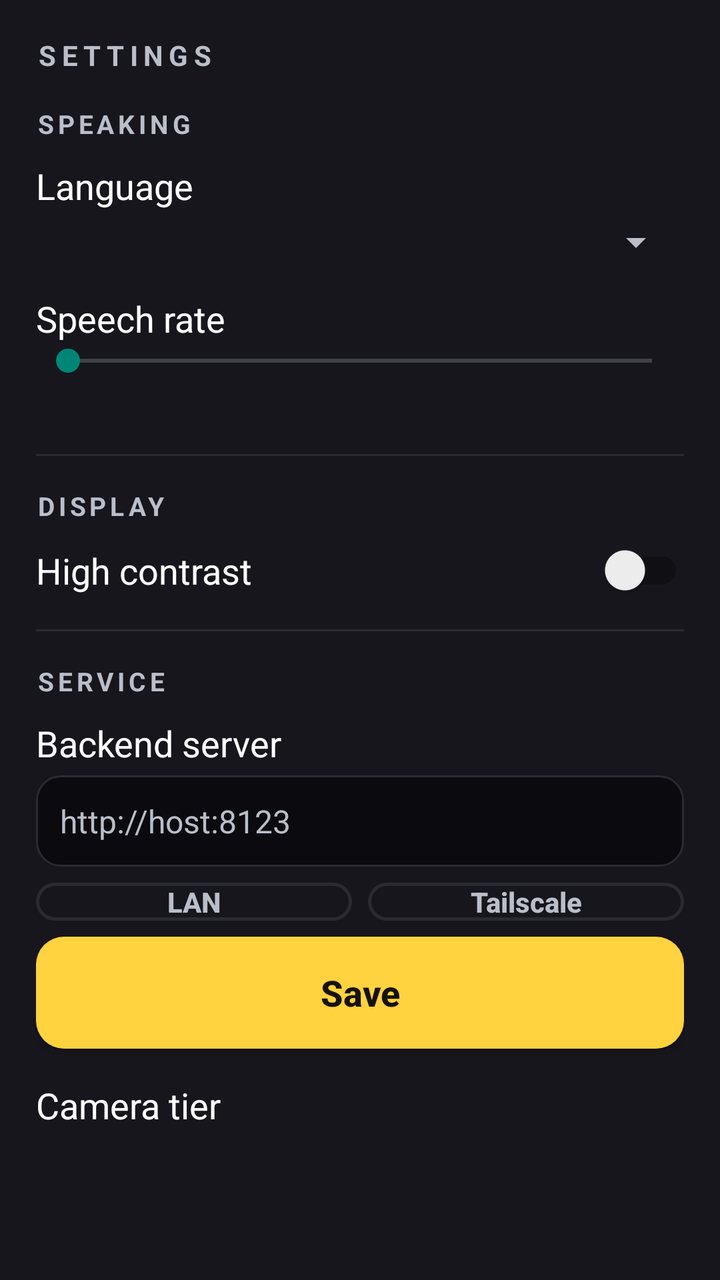
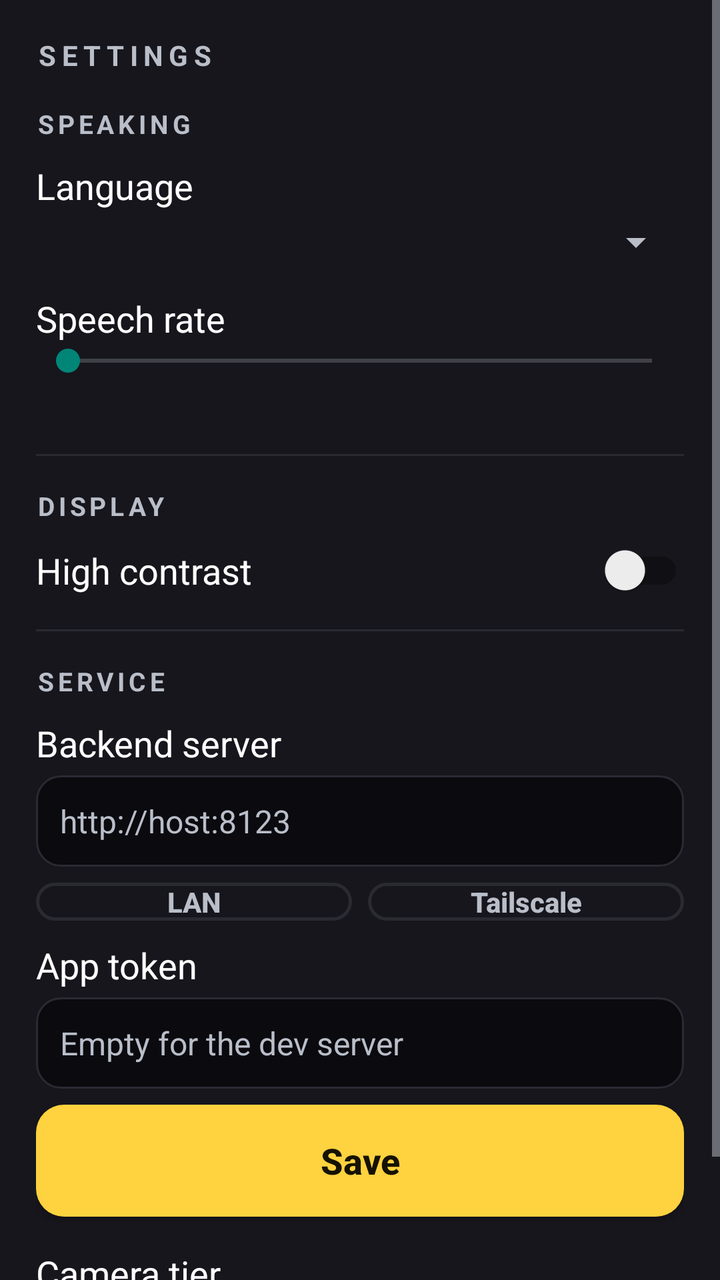

The first picture is an Android layout as it rendered before a commit; the second is the same layout after the commit. The layout source and the unified diff follow.
<!-- AndroidManifest.xml: application theme Theme.Alumbra -->
<!-- res/layout/activity_settings.xml -->
<?xml version="1.0" encoding="utf-8"?>
<ScrollView xmlns:android="http://schemas.android.com/apk/res/android"
    android:layout_width="match_parent"
    android:layout_height="match_parent"
    android:fillViewport="true">

    <LinearLayout
        android:layout_width="match_parent"
        android:layout_height="wrap_content"
        android:orientation="vertical"
        android:padding="18dp">

        <TextView
            android:id="@+id/appname_text"
            android:layout_width="wrap_content"
            android:layout_height="wrap_content"
            android:letterSpacing="0.2"
            android:text="SETTINGS"
            android:textColor="@color/alumbra_dim"
            android:textSize="14sp"
            android:textStyle="bold" />

        <TextView
            android:layout_width="match_parent"
            android:layout_height="wrap_content"
            android:layout_marginTop="16dp"
            android:letterSpacing="0.15"
            android:text="@string/section_speaking"
            android:textColor="@color/alumbra_dim"
            android:textSize="13sp"
            android:textStyle="bold" />

        <TextView
            android:layout_width="match_parent"
            android:layout_height="wrap_content"
            android:layout_marginTop="10dp"
            android:text="@string/settings_language"
            android:textColor="@color/alumbra_ink"
            android:textSize="18sp" />

        <Spinner
            android:id="@+id/language_spinner"
            android:layout_width="match_parent"
            android:layout_height="wrap_content"
            android:layout_marginTop="4dp"
            android:contentDescription="@string/settings_language_description" />

        <TextView
            android:layout_width="match_parent"
            android:layout_height="wrap_content"
            android:layout_marginTop="14dp"
            android:text="@string/settings_rate"
            android:textColor="@color/alumbra_ink"
            android:textSize="18sp" />

        <SeekBar
            android:id="@+id/rate_seekbar"
            android:layout_width="match_parent"
            android:layout_height="wrap_content"
            android:contentDescription="@string/settings_rate_description"
            android:max="30" />

        <TextView
            android:id="@+id/rate_value"
            android:layout_width="match_parent"
            android:layout_height="wrap_content"
            android:textColor="@color/alumbra_amber"
            android:textSize="16sp" />

        <View
            android:layout_width="match_parent"
            android:layout_height="1dp"
            android:layout_marginTop="16dp"
            android:background="@color/alumbra_line" />

        <TextView
            android:layout_width="match_parent"
            android:layout_height="wrap_content"
            android:layout_marginTop="16dp"
            android:letterSpacing="0.15"
            android:text="@string/section_display"
            android:textColor="@color/alumbra_dim"
            android:textSize="13sp"
            android:textStyle="bold" />

        <androidx.appcompat.widget.SwitchCompat
            android:id="@+id/contrast_switch"
            android:layout_width="match_parent"
            android:layout_height="wrap_content"
            android:layout_marginTop="10dp"
            android:contentDescription="@string/settings_contrast_description"
            android:text="@string/settings_contrast"
            android:textColor="@color/alumbra_ink"
            android:textSize="18sp" />

        <View
            android:layout_width="match_parent"
            android:layout_height="1dp"
            android:layout_marginTop="16dp"
            android:background="@color/alumbra_line" />

        <TextView
            android:layout_width="match_parent"
            android:layout_height="wrap_content"
            android:layout_marginTop="16dp"
            android:letterSpacing="0.15"
            android:text="@string/section_service"
            android:textColor="@color/alumbra_dim"
            android:textSize="13sp"
            android:textStyle="bold" />

        <TextView
            android:layout_width="match_parent"
            android:layout_height="wrap_content"
            android:layout_marginTop="10dp"
            android:text="@string/settings_server"
            android:textColor="@color/alumbra_ink"
            android:textSize="18sp" />

        <EditText
            android:id="@+id/base_url_field"
            android:layout_width="match_parent"
            android:layout_height="wrap_content"
            android:layout_marginTop="4dp"
            android:background="@drawable/box_type"
            android:contentDescription="@string/settings_server_description"
            android:hint="@string/settings_server_hint"
            android:inputType="textUri"
            android:padding="12dp"
            android:textColor="@color/alumbra_ink"
            android:textColorHint="@color/alumbra_dim"
            android:textSize="16sp" />

        <LinearLayout
            android:layout_width="match_parent"
            android:layout_height="wrap_content"
            android:layout_marginTop="8dp"
            android:orientation="horizontal">

            <Button
                android:id="@+id/preset_lan_button"
                android:layout_width="0dp"
                android:layout_height="wrap_content"
                android:layout_marginEnd="4dp"
                android:layout_weight="1"
                android:contentDescription="@string/preset_lan_description"
                android:minHeight="0dp"
                android:text="@string/preset_lan_label"
                style="@style/Widget.Alumbra.Button.Slim" />

            <Button
                android:id="@+id/preset_tail_button"
                android:layout_width="0dp"
                android:layout_height="wrap_content"
                android:layout_marginStart="4dp"
                android:layout_weight="1"
                android:contentDescription="@string/preset_tail_description"
                android:minHeight="0dp"
                android:text="@string/preset_tail_label"
                style="@style/Widget.Alumbra.Button.Slim" />

        </LinearLayout>

        <Button
            android:id="@+id/save_server_button"
            android:layout_width="match_parent"
            android:layout_height="wrap_content"
            android:layout_marginTop="8dp"
            android:contentDescription="@string/save_server_description"
            android:minHeight="56dp"
            android:text="@string/save_server_label"
            style="@style/Widget.Alumbra.Button.Primary" />

        <TextView
            android:layout_width="match_parent"
            android:layout_height="wrap_content"
            android:layout_marginTop="16dp"
            android:text="@string/settings_camera_tier"
            android:textColor="@color/alumbra_ink"
            android:textSize="18sp" />

        <TextView
            android:id="@+id/camera_tier_text"
            android:layout_width="match_parent"
            android:layout_height="wrap_content"
            android:layout_marginTop="4dp"
            android:layout_marginBottom="16dp"
            android:textColor="@color/alumbra_amber"
            android:textSize="16sp" />

    </LinearLayout>
</ScrollView>
<!-- resources referenced by this layout -->
<resources>
  <color name="alumbra_amber">#FFD23F</color>
  <color name="alumbra_dim">#B9BEC9</color>
  <color name="alumbra_ink">#FFFFFF</color>
  <color name="alumbra_line">#2A2A33</color>
  <!-- drawable box_type (drawable) -->
  <?xml version="1.0" encoding="utf-8"?>
  <shape xmlns:android="http://schemas.android.com/apk/res/android" android:shape="rectangle">
      <solid android:color="#0A0A0F" />
      <stroke android:width="1dp" android:color="@color/alumbra_line" />
      <corners android:radius="12dp" />
  </shape>
  <string name="preset_lan_description">Use the LAN address preset</string>
  <string name="preset_lan_label">LAN</string>
  <string name="preset_tail_description">Use the Tailscale address preset</string>
  <string name="preset_tail_label">Tailscale</string>
  <string name="save_server_description">Save the backend address</string>
  <string name="save_server_label">Save</string>
  <string name="section_display">DISPLAY</string>
  <string name="section_service">SERVICE</string>
  <string name="section_speaking">SPEAKING</string>
  <string name="settings_camera_tier">Camera tier</string>
  <string name="settings_contrast">High contrast</string>
  <string name="settings_contrast_description">High contrast toggle</string>
  <string name="settings_language">Language</string>
  <string name="settings_language_description">Voice language</string>
  <string name="settings_rate">Speech rate</string>
  <string name="settings_rate_description">Speech rate slider</string>
  <string name="settings_server">Backend server</string>
  <string name="settings_server_description">Backend base URL</string>
  <string name="settings_server_hint">http://host:8123</string>
  <style name="Widget.Alumbra.Button.Primary" parent="Widget.AppCompat.Button">
          <item name="android:background">@drawable/btn_amber</item>
          <item name="android:textColor">@color/alumbra_amber_ink</item>
          <item name="android:textSize">18sp</item>
          <item name="android:textStyle">bold</item>
          <item name="android:textAllCaps">false</item>
      </style>
  <style name="Widget.Alumbra.Button.Slim" parent="Widget.AppCompat.Button">
          <item name="android:background">@drawable/btn_outline</item>
          <item name="android:textColor">@color/alumbra_dim</item>
          <item name="android:textSize">14sp</item>
          <item name="android:textStyle">bold</item>
          <item name="android:textAllCaps">false</item>
          <item name="android:minHeight">0dp</item>
          <item name="android:minWidth">0dp</item>
      </style>
  <!-- drawable btn_amber (drawable) -->
  <?xml version="1.0" encoding="utf-8"?>
  <shape xmlns:android="http://schemas.android.com/apk/res/android" android:shape="rectangle">
      <solid android:color="@color/alumbra_amber" />
      <corners android:radius="14dp" />
  </shape>
  <color name="alumbra_amber_ink">#161200</color>
  <!-- drawable btn_outline (drawable) -->
  <?xml version="1.0" encoding="utf-8"?>
  <shape xmlns:android="http://schemas.android.com/apk/res/android" android:shape="rectangle">
      <solid android:color="@android:color/transparent" />
      <stroke android:width="1.5dp" android:color="@color/alumbra_line" />
      <corners android:radius="14dp" />
  </shape>
  <color name="alumbra_soft_bg">#16161C</color>
  <color name="alumbra_warn">#FF7847</color>
  <!-- unchanged entries left out for length: 1 -->
</resources>

<!-- the commit's change to res/layout/activity_settings.xml (unified diff, before → after) -->
@@ -161,6 +161,31 @@
 
         </LinearLayout>
 
+        <TextView
+            android:layout_width="match_parent"
+            android:layout_height="wrap_content"
+            android:layout_marginTop="10dp"
+            android:labelFor="@id/app_token_field"
+            android:text="@string/settings_app_token"
+            android:textColor="@color/alumbra_ink"
+            android:textSize="18sp" />
+
+        
+        <EditText
+            android:id="@+id/app_token_field"
+            android:layout_width="match_parent"
+            android:layout_height="wrap_content"
+            android:layout_marginTop="4dp"
+            android:background="@drawable/box_type"
+            android:contentDescription="@string/settings_app_token_description"
+            android:hint="@string/settings_app_token_hint"
+            android:importantForAutofill="no"
+            android:inputType="textVisiblePassword"
+            android:padding="12dp"
+            android:textColor="@color/alumbra_ink"
+            android:textColorHint="@color/alumbra_dim"
+            android:textSize="16sp" />
+
         <Button
             android:id="@+id/save_server_button"
             android:layout_width="match_parent"
<!-- resource entries referenced after the edit -->
@@ -15,11 +15,14 @@
   <string name="preset_lan_label">LAN</string>
   <string name="preset_tail_description">Use the Tailscale address preset</string>
   <string name="preset_tail_label">Tailscale</string>
-  <string name="save_server_description">Save the backend address</string>
+  <string name="save_server_description">Save the backend address and app token</string>
   <string name="save_server_label">Save</string>
   <string name="section_display">DISPLAY</string>
   <string name="section_service">SERVICE</string>
   <string name="section_speaking">SPEAKING</string>
+  <string name="settings_app_token">App token</string>
+  <string name="settings_app_token_description">App token for the server</string>
+  <string name="settings_app_token_hint">Empty for the dev server</string>
   <string name="settings_camera_tier">Camera tier</string>
   <string name="settings_contrast">High contrast</string>
   <string name="settings_contrast_description">High contrast toggle</string>
